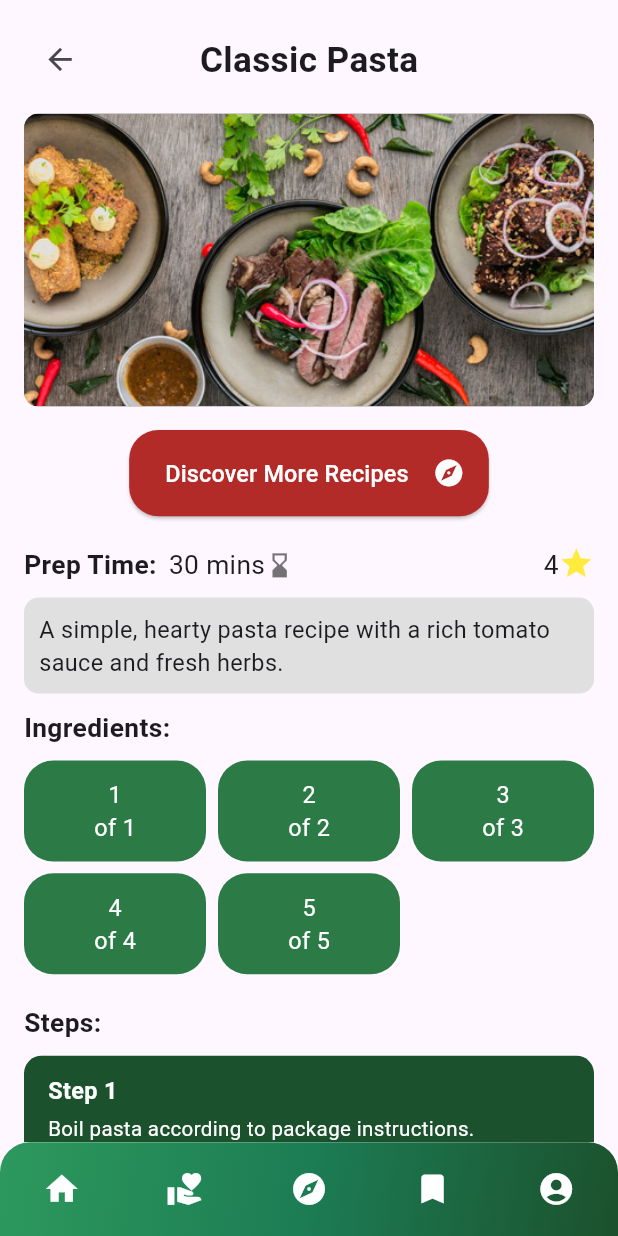
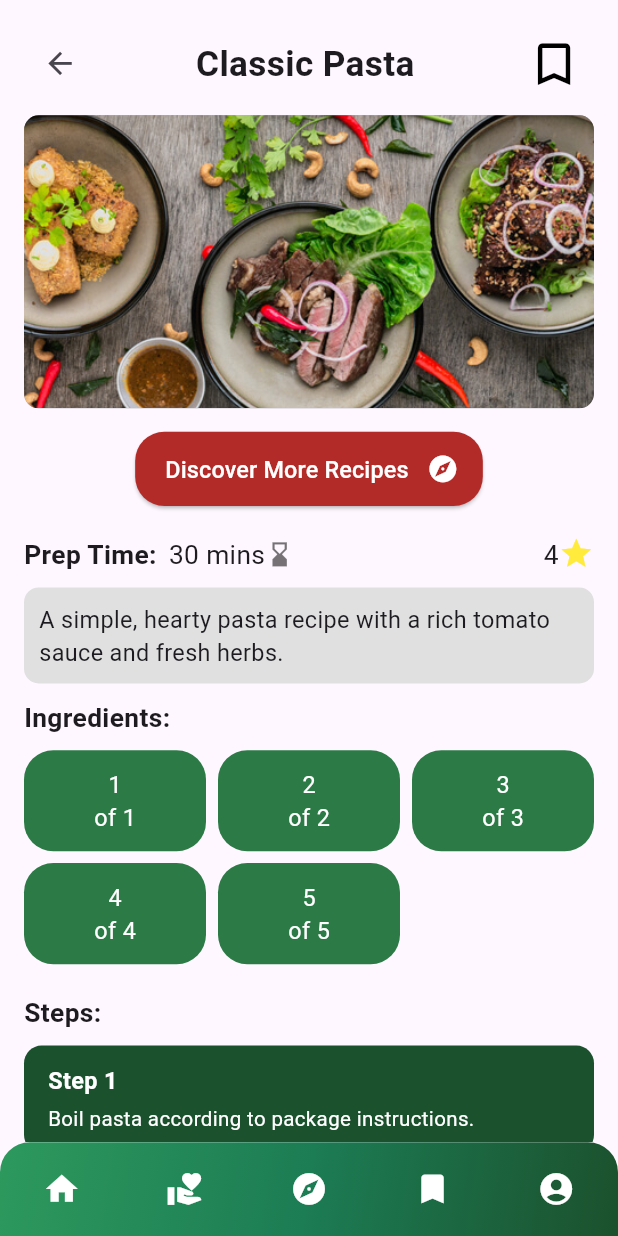
Before and after one commit to Abzoty/heal_meals_flutter, a Flutter app: the RecipePage screen opened directly with empty values, on a phone screen of 412 x 824 dp. Run offline on Flutter 3.47's test engine with Material 3 defaults, Android fonts, the phone set to English and light mode, and no system bars; our stand-ins replace dio, flutter_screenutil, flutter_secure_storage, freezed_annotation, get_it, pretty_dio_logger and 2 more; accounts and stored records are empty; generated files the repository leaves out were written again.

Commit message:
add and remove from favorites button and endpoints and home page endpoints

```diff
--- a/lib/core/API/api_constants.dart
+++ b/lib/core/API/api_constants.dart
@@ -9,12 +9,19 @@ class ApiConstants {
   static const String login = '/api/auth/login';
   //recipes
   static const String getAllRecipes = '/api/recipes';
-  static const String getRecipeById = '/api/recipes/{id}';
+  static const String getRecipeById = '/api/recipes/{recipe_id}';
+  //TODO
+  static const String getTopPicks = '/api/...';
+  static const String getRecommended = '/api/...';
+  //favorites
+  static const String getFavorites = '/api/favorites';
+  static const String addToFavorites = '/api/favorites/{recipe_id}';
+  static const String removeFromFavorites = '/api/favorites/{recipe_id}';
   //conditions
   static const String getAllConditions = '/api/profile-conditions';
   static const String getAllUserConditions = '/api/user-conditions';
   static const String addUserCondition = '/api/user-conditions/{user_id}/{condition_id}';
-  static const String deleteUserCondition = '/api/user-conditions/{id}';
+  static const String deleteUserCondition = '/api/user-conditions/{user_condition_id}';
   //donations
   static const String makeDonation = '/api/donations';
 }
--- a/lib/core/API/api_services.dart
+++ b/lib/core/API/api_services.dart
@@ -26,7 +26,27 @@ abstract class ApiServices {
 
   //get recipe by id
   @GET(ApiConstants.getRecipeById)
-  Future<RecipeModel> getRecipeById(@Path("id") String id);
+  Future<RecipeModel> getRecipeById(@Path("recipe_id") String id);
+
+  //get all favorite recipes
+  @GET(ApiConstants.getFavorites)
+  Future<List<RecipeListModel>> getAllFavorites();
+
+  //get top picks in recipes
+  @GET(ApiConstants.getTopPicks)
+  Future<List<RecipeListModel>> getTopPicks();
+
+  //get recommended recipes
+  @GET(ApiConstants.getRecommended)
+  Future<List<RecipeListModel>> getRecommended();
+
+  //add recipe to favorites
+  @POST(ApiConstants.addToFavorites)
+  Future<dynamic> addToFavorites(@Path("recipe_id") String recipeId);
+
+  //remove recipe from favorites
+  @DELETE(ApiConstants.removeFromFavorites)
+  Future<dynamic> removeFromFavorites(@Path("recipe_id") String recipeId);
 
   //get all condition
   @GET(ApiConstants.getAllConditions)
@@ -46,7 +66,7 @@ abstract class ApiServices {
 
   //delete user condition
   @DELETE(ApiConstants.deleteUserCondition)
-  Future<dynamic> deleteUserCondition(@Path("id") String userId);
+  Future<dynamic> deleteUserCondition(@Path("user_condition_id") String userId);
 
   //make a donation
   @POST(ApiConstants.makeDonation)
--- a/lib/features/home/ui/pages/favorites_page.dart
+++ b/lib/features/home/ui/pages/favorites_page.dart
@@ -21,7 +21,8 @@ class FavoritesPage extends StatelessWidget {
               child: Row(
                 mainAxisAlignment: MainAxisAlignment.center,
                 children: [
-                  Icon(Icons.bookmark, size: 60.r, color: Color(0xFF1B512D)),
+                  Icon(Icons.bookmark, size: 60.r, color: const Color(0xFFB22B28),
+                  ),
                   SizedBox(width: 8.r),
                   Text(
                     'Favorites',
--- a/lib/features/home/ui/pages/recipe_page.dart
+++ b/lib/features/home/ui/pages/recipe_page.dart
@@ -1,5 +1,6 @@
 import 'package:flutter/material.dart';
 import 'package:flutter_screenutil/flutter_screenutil.dart';
+import 'package:heal_meals/features/home/ui/widgets/book_mark_button.dart';
 import 'package:heal_meals/features/home/ui/widgets/custom_nav_bar.dart';
 import 'package:heal_meals/features/home/ui/widgets/discover_more_button.dart';
 import 'package:heal_meals/features/home/ui/widgets/recipe_description.dart';
@@ -9,7 +10,6 @@ import 'package:heal_meals/features/home/ui/widgets/recipe_steps.dart';
 
 class RecipePage extends StatelessWidget {
   static const routeName = '/recipe';
-
 
   const RecipePage({super.key, required String recipeId});
 
@@ -31,6 +31,8 @@ class RecipePage extends StatelessWidget {
       'Fresh basil leaves',
     ];
 
+    final bool bookMarked = false;
+
     final List<String> recipeSteps = [
       'Boil pasta according to package instructions.',
       'Heat olive oil and sauté garlic until fragrant.',
@@ -48,15 +50,12 @@ class RecipePage extends StatelessWidget {
             crossAxisAlignment: CrossAxisAlignment.start,
             children: [
               // Header
-              Stack(
-                alignment: Alignment.center,
+              Row(
+                mainAxisAlignment: MainAxisAlignment.spaceBetween,
                 children: [
-                  Align(
-                    alignment: Alignment.centerLeft,
-                    child: IconButton(
-                      icon: Icon(Icons.arrow_back, size: 24.sp),
-                      onPressed: () => Navigator.pop(context),
-                    ),
+                  IconButton(
+                    icon: Icon(Icons.arrow_back, size: 24.sp),
+                    onPressed: () => Navigator.pop(context),
                   ),
                   Text(
                     recipeTitle,
@@ -65,9 +64,10 @@ class RecipePage extends StatelessWidget {
                       fontWeight: FontWeight.bold,
                     ),
                   ),
+                  BookmarkButton(isBookmarked: bookMarked, recipeId: '0123'),
                 ],
               ),
-              SizedBox(height: 12.h),
+              SizedBox(height: 8.h),
 
               // Recipe Image (placeholder)
               Container(
--- /dev/null
+++ b/lib/features/home/ui/widgets/book_mark_button.dart
@@ -0,0 +1,54 @@
+import 'package:flutter/material.dart';
+import 'package:flutter_screenutil/flutter_screenutil.dart';
+
+class BookmarkButton extends StatefulWidget {
+  final bool isBookmarked;
+  final String recipeId; // to know which recipe to send in the request
+
+  const BookmarkButton({
+    super.key,
+    this.isBookmarked = false,
+    required this.recipeId,
+  });
+
+  @override
+  State<BookmarkButton> createState() => _BookmarkButtonState();
+}
+
+class _BookmarkButtonState extends State<BookmarkButton> {
+  late bool _isBookmarked;
+
+  @override
+  void initState() {
+    super.initState();
+    _isBookmarked = widget.isBookmarked;
+  }
+
+  @override
+  Widget build(BuildContext context) {
+    return IconButton(
+      icon: Icon(
+        _isBookmarked ? Icons.bookmark : Icons.bookmark_border,
+        size: 38.sp,
+        color: _isBookmarked ? Colors.red : Colors.black,
+      ),
+      onPressed: () async {
+        setState(() {
+          _isBookmarked = !_isBookmarked;
+        });
+
+        if (_isBookmarked) {
+          // TODO: Make POST request to add recipe to favorites
+          // Example: ApiServices.addToFavorites(widget.recipeId);
+          print("POST request: add recipe ${widget.recipeId} to favorites");
+        } else {
+          // TODO: Make DELETE request to remove recipe from favorites
+          // Example: ApiServices.removeFromFavorites(widget.recipeId);
+          print(
+            "DELETE request: remove recipe ${widget.recipeId} from favorites",
+          );
+        }
+      },
+    );
+  }
+}
--- a/lib/features/home/ui/widgets/discover_more_button.dart
+++ b/lib/features/home/ui/widgets/discover_more_button.dart
@@ -25,7 +25,7 @@ class DiscoverMoreButton extends StatelessWidget {
           mainAxisSize: MainAxisSize.min,
           children: [
             Padding(
-              padding: const EdgeInsets.all(8.0),
+              padding: const EdgeInsets.all(4.0),
               child: Text(
                 "Discover More Recipes",
                 style: TextStyle(fontSize: 16.sp, color: Colors.white),
--- a/lib/main.dart
+++ b/lib/main.dart
@@ -19,7 +19,7 @@ class MyApp extends StatelessWidget {
         return MaterialApp(
           title: 'Heal Meals',
           debugShowCheckedModeBanner: false,
-          initialRoute: AppRoutes.start,
+          initialRoute: AppRoutes.home,
           onGenerateRoute: AppRoutes.generateRoute,
         );
       },
```
Also changed, not shown: lib/features/home/ui/pages/home_page.dart (+21 -3 lines), lib/core/API/api_services.g.dart.
